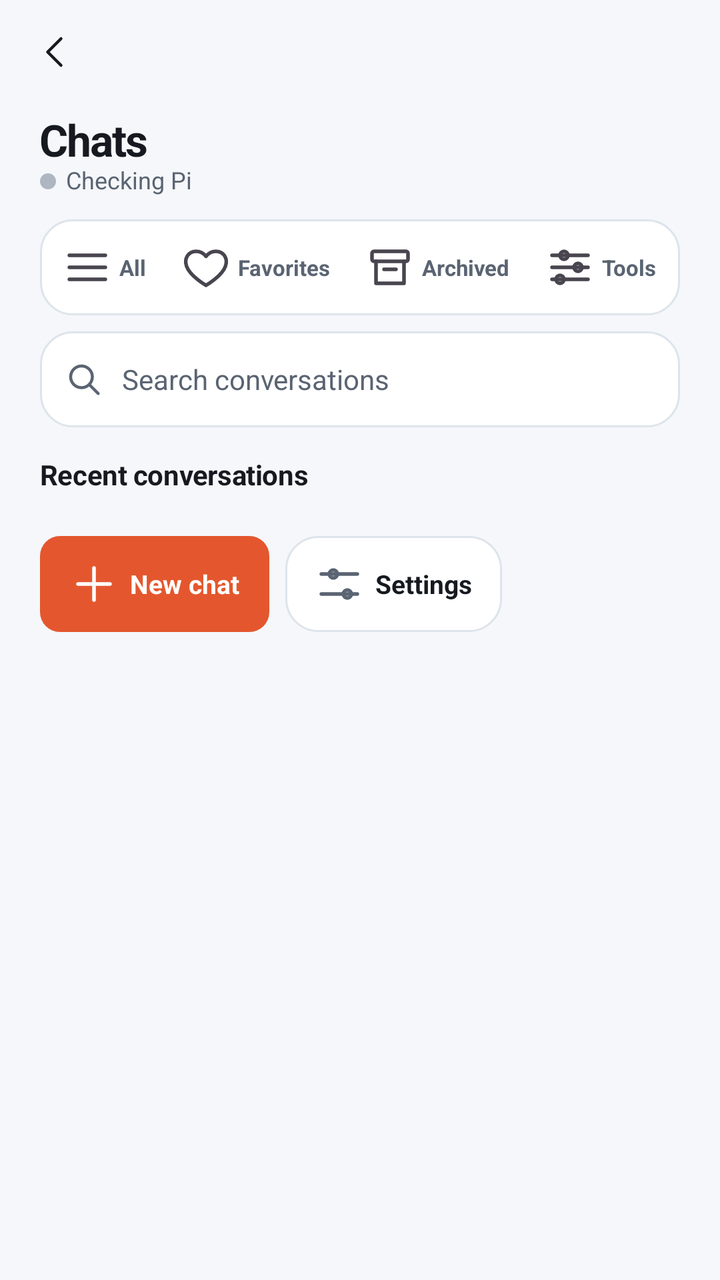
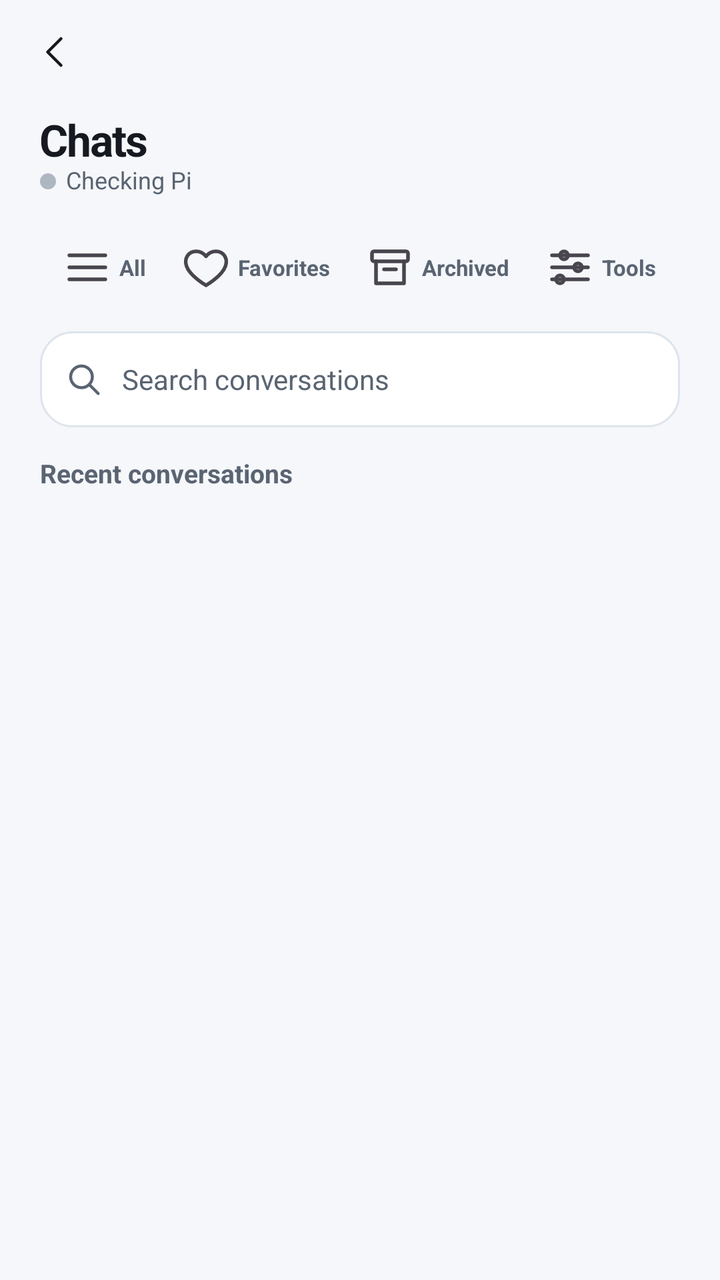

Before-and-after screenshots of an Android layout around one commit, followed by the original layout XML and the change that was made.
<!-- AndroidManifest.xml: application theme Theme.Csync -->
<!-- res/layout/page_chat.xml -->
<?xml version="1.0" encoding="utf-8"?>
<LinearLayout xmlns:android="http://schemas.android.com/apk/res/android"
    xmlns:app="http://schemas.android.com/apk/res-auto"
    android:layout_width="match_parent"
    android:layout_height="match_parent"
    android:orientation="vertical"
    android:background="@color/bg">

    <include android:id="@+id/chat_top" layout="@layout/kit_page_top"/>

    
    <LinearLayout
        android:layout_width="match_parent"
        android:layout_height="wrap_content"
        android:orientation="horizontal"
        android:gravity="center_vertical"
        android:paddingStart="@dimen/kit_gutter" android:paddingEnd="12dp"
        android:paddingTop="6dp" android:paddingBottom="4dp">
        <TextView android:id="@+id/chat_back"
            android:layout_width="48dp" android:layout_height="48dp"
            android:gravity="center" android:text=""
            android:drawableStart="@drawable/csi_back" android:drawableTint="@color/text"
            android:contentDescription="Back to conversations"
            android:textColor="@color/text" android:visibility="gone"
            android:background="?attr/selectableItemBackgroundBorderless"/>
        <LinearLayout android:layout_width="0dp" android:layout_weight="1" android:layout_height="wrap_content"
            android:orientation="vertical">
            <LinearLayout android:layout_width="match_parent" android:layout_height="wrap_content"
                android:orientation="horizontal" android:gravity="center_vertical">
                <TextView android:id="@+id/chat_title"
                    android:layout_width="0dp" android:layout_weight="1" android:layout_height="wrap_content"
                    style="@style/Kit.Text.PageTitle" android:text="Chats"/>
                <EditText android:id="@+id/chat_title_edit"
                    android:layout_width="0dp" android:layout_weight="1" android:layout_height="wrap_content"
                    android:singleLine="true" android:imeOptions="actionDone" android:visibility="gone"
                    android:textSize="22sp" android:textStyle="bold" android:textColor="@color/text"/>
                <ImageView android:id="@+id/chat_edit"
                    android:layout_width="48dp" android:layout_height="48dp" android:padding="14dp"
                    android:src="@drawable/csi_edit" app:tint="@color/dim"
                    android:contentDescription="Edit conversation title" android:visibility="gone"
                    android:background="?attr/selectableItemBackgroundBorderless"/>
                <ImageView android:id="@+id/chat_favorite"
                    android:layout_width="48dp" android:layout_height="48dp" android:padding="14dp"
                    android:src="@drawable/csi_favorite" app:tint="@color/dim"
                    android:contentDescription="Favorite conversation" android:visibility="gone"
                    android:background="?attr/selectableItemBackgroundBorderless"/>
                <ImageView android:id="@+id/chat_archive"
                    android:layout_width="48dp" android:layout_height="48dp" android:padding="14dp"
                    android:src="@drawable/csi_archive" app:tint="@color/dim"
                    android:contentDescription="Archive conversation" android:visibility="gone"
                    android:background="?attr/selectableItemBackgroundBorderless"/>
            </LinearLayout>
            <LinearLayout android:layout_width="match_parent" android:layout_height="wrap_content"
                android:orientation="horizontal" android:gravity="center_vertical">
                <View android:id="@+id/chat_presence_dot" android:layout_width="8dp"
                    android:layout_height="8dp" android:layout_marginEnd="5dp"
                    android:background="@drawable/dot_circle"/>
                <TextView android:id="@+id/chat_subtitle"
                    android:layout_width="wrap_content" android:layout_height="wrap_content"
                    style="@style/Kit.Text.PageSub" android:text="Checking Pi"/>
            </LinearLayout>
        </LinearLayout>
    </LinearLayout>

    
    <LinearLayout
        android:id="@+id/chat_filterbar"
        android:layout_width="match_parent"
        android:layout_height="wrap_content"
        android:orientation="vertical"
        android:paddingStart="@dimen/kit_gutter" android:paddingEnd="@dimen/kit_gutter"
        android:paddingTop="8dp" android:paddingBottom="0dp">
        <HorizontalScrollView android:layout_width="match_parent" android:layout_height="wrap_content"
            android:fillViewport="true" android:scrollbars="none"
            android:background="@drawable/card_bg">
        <LinearLayout android:layout_width="wrap_content" android:layout_height="wrap_content"
            android:orientation="horizontal" android:gravity="center">
            <TextView android:id="@+id/chat_filter_all" style="@style/CsyncChatTab"
                android:drawableStart="@drawable/csi_menu" android:drawablePadding="4dp"
                android:text="All"/>
            <TextView android:id="@+id/chat_toggle_fav" style="@style/CsyncChatTab"
                android:drawableStart="@drawable/csi_favorite" android:drawablePadding="4dp"
                android:text="Favorites"/>
            <TextView android:id="@+id/chat_toggle_archived" style="@style/CsyncChatTab"
                android:drawableStart="@drawable/csi_archive" android:drawablePadding="4dp"
                android:text="Archived"/>
            <TextView android:id="@+id/chat_filter_tools" style="@style/CsyncChatTab"
                android:drawableStart="@drawable/csi_tools" android:drawablePadding="4dp"
                android:text="Tools"/>
        </LinearLayout>
        </HorizontalScrollView>
        <LinearLayout android:id="@+id/chat_search_wrap"
            android:layout_width="match_parent" android:layout_height="48dp"
            android:layout_marginTop="8dp" android:gravity="center_vertical"
            android:paddingStart="12dp" android:paddingEnd="10dp"
            android:background="@drawable/card_bg">
            <ImageView android:layout_width="20dp" android:layout_height="20dp"
                android:src="@drawable/csi_search" app:tint="@color/dim"
                android:importantForAccessibility="no"/>
            <EditText android:id="@+id/chat_search"
                android:layout_width="0dp" android:layout_weight="1" android:layout_height="match_parent"
                android:layout_marginStart="9dp" android:background="@android:color/transparent"
                android:hint="Search conversations" android:textSize="14sp" android:maxLines="1"
                android:inputType="text" android:textColor="@color/text" android:textColorHint="@color/dim"/>
        </LinearLayout>
    </LinearLayout>

    
    <ScrollView
        android:id="@+id/chat_history"
        android:layout_width="match_parent"
        android:layout_height="0dp"
        android:layout_weight="1"
        android:paddingStart="@dimen/kit_gutter" android:paddingEnd="@dimen/kit_gutter">
        <LinearLayout android:layout_width="match_parent" android:layout_height="wrap_content"
            android:orientation="vertical">
        <TextView android:id="@+id/chat_recent_heading" style="@style/Kit.Text.Section"
            android:layout_width="match_parent" android:layout_height="wrap_content"
            android:layout_marginTop="16dp" android:layout_marginBottom="8dp"
            android:text="Recent conversations"/>
        <LinearLayout
            android:id="@+id/chat_history_list"
            android:layout_width="match_parent"
            android:layout_height="wrap_content"
            android:orientation="vertical"/>
        <LinearLayout android:id="@+id/chat_tools_list"
            android:layout_width="match_parent" android:layout_height="wrap_content"
            android:orientation="vertical" android:visibility="gone"/>
        <LinearLayout android:id="@+id/chat_list_actions"
            android:layout_width="match_parent" android:layout_height="wrap_content"
            android:orientation="horizontal" android:layout_marginTop="14dp">
            <TextView android:id="@+id/chat_list_new"
                android:layout_width="wrap_content" android:layout_height="48dp"
                android:gravity="center" android:paddingStart="15dp" android:paddingEnd="15dp"
                android:drawableStart="@drawable/csi_plus" android:drawablePadding="6dp"
                android:drawableTint="@color/onAccent" android:text="New chat"
                android:textSize="13sp" android:textStyle="bold" android:textColor="@color/onAccent"
                android:background="@drawable/player_primary_bg"/>
            <TextView android:id="@+id/chat_list_settings"
                android:layout_width="wrap_content" android:layout_height="48dp"
                android:layout_marginStart="8dp" android:gravity="center"
                android:paddingStart="15dp" android:paddingEnd="15dp"
                android:drawableStart="@drawable/csi_sliders" android:drawablePadding="6dp"
                android:drawableTint="@color/dim" android:text="Settings"
                android:textSize="13sp" android:textStyle="bold" android:textColor="@color/text"
                android:background="@drawable/card_bg"/>
        </LinearLayout>
        </LinearLayout>
    </ScrollView>

    
    <LinearLayout
        android:id="@+id/chat_convo"
        android:layout_width="match_parent"
        android:layout_height="0dp"
        android:layout_weight="1"
        android:orientation="vertical"
        android:visibility="gone">

        <ScrollView
            android:id="@+id/chat_scroll"
            android:layout_width="match_parent"
            android:layout_height="0dp"
            android:layout_weight="1"
            android:paddingStart="14dp" android:paddingEnd="14dp"
            android:paddingTop="4dp" android:paddingBottom="6dp">
            <LinearLayout
                android:id="@+id/chat_list"
                android:layout_width="match_parent"
                android:layout_height="wrap_content"
                android:orientation="vertical"
                android:paddingTop="0dp"
                android:paddingBottom="8dp"/>
        </ScrollView>

        
        <LinearLayout
            android:layout_width="match_parent"
            android:layout_height="wrap_content"
            android:orientation="vertical"
            android:background="@color/bg">
            <HorizontalScrollView android:layout_width="match_parent" android:layout_height="wrap_content"
                android:scrollbars="none" android:paddingStart="8dp" android:paddingEnd="8dp">
                <com.google.android.material.chip.ChipGroup android:id="@+id/chat_attachments"
                    android:layout_width="wrap_content" android:layout_height="wrap_content"
                    app:singleLine="true" android:visibility="gone"/>
            </HorizontalScrollView>
            <FrameLayout
                android:id="@+id/chat_expand"
                android:layout_width="match_parent"
                android:layout_height="18dp"
                android:visibility="gone">
                <View android:layout_width="36dp" android:layout_height="4dp"
                    android:layout_gravity="center" android:background="@drawable/kit_handle"/>
            </FrameLayout>
            <LinearLayout
                android:layout_width="match_parent"
                android:layout_height="wrap_content"
                android:orientation="horizontal"
                android:gravity="center_vertical"
                android:paddingStart="8dp" android:paddingEnd="8dp"
                android:paddingTop="6dp" android:paddingBottom="6dp">
                <ImageView
                    android:id="@+id/chat_attach"
                    android:layout_width="40dp" android:layout_height="40dp"
                    android:layout_marginEnd="6dp" android:padding="10dp"
                    android:src="@drawable/csi_plus" app:tint="@color/text"
                    android:contentDescription="Add to message"
                    android:background="@drawable/kit_action_bg"/>
                <EditText
                    android:id="@+id/chat_input"
                    android:layout_width="0dp"
                    android:layout_height="wrap_content" android:minHeight="44dp"
                    android:layout_weight="1"
                    android:hint="Message the Pi" android:paddingStart="12dp" android:paddingEnd="12dp"
                    android:paddingTop="10dp" android:paddingBottom="10dp"
                    android:background="@drawable/card_bg"
                    android:gravity="top|start"
                    android:inputType="textMultiLine|textCapSentences"
                    android:minLines="1"
                    android:maxLines="1"
                    android:scrollbars="vertical"
                    android:textSize="14sp"
                    android:textColor="@color/text"
                    android:textColorHint="@color/dim"/>
                <ImageView
                    android:id="@+id/chat_send"
                    android:layout_width="44dp" android:layout_height="44dp"
                    android:layout_marginStart="6dp" android:padding="12dp"
                    android:src="@drawable/csi_send" app:tint="@color/onAccent"
                    android:contentDescription="Send message"
                    android:background="@drawable/chat_send_bg"/>
            </LinearLayout>
        </LinearLayout>
    </LinearLayout>
</LinearLayout>
<!-- res/layout/kit_page_top.xml (included above) -->
<?xml version="1.0" encoding="utf-8"?>
<LinearLayout xmlns:android="http://schemas.android.com/apk/res/android"
    xmlns:app="http://schemas.android.com/apk/res-auto"
    android:id="@+id/kit_top"
    android:layout_width="match_parent" android:layout_height="@dimen/kit_top_height"
    android:orientation="horizontal" android:gravity="center_vertical"
    android:paddingStart="4dp" android:paddingEnd="4dp" android:background="@color/bg">
    <ImageView android:id="@+id/kit_back"
        android:layout_width="48dp" android:layout_height="48dp" android:padding="14dp"
        android:src="@drawable/csi_back" app:tint="@color/text"
        android:contentDescription="Back"
        android:background="?attr/selectableItemBackgroundBorderless"/>
    <HorizontalScrollView android:id="@+id/kit_crumbs_scroll"
        android:layout_width="0dp" android:layout_weight="1" android:layout_height="match_parent"
        android:scrollbars="none" android:overScrollMode="never">
        <LinearLayout android:id="@+id/kit_crumbs"
            android:layout_width="wrap_content" android:layout_height="match_parent"
            android:orientation="horizontal" android:gravity="center_vertical"/>
    </HorizontalScrollView>
    <LinearLayout android:id="@+id/kit_actions"
        android:layout_width="wrap_content" android:layout_height="match_parent"
        android:orientation="horizontal" android:gravity="center_vertical"/>
</LinearLayout>
<!-- resources referenced by this layout -->
<resources>
  <color name="bg">#F5F7FA</color>
  <color name="dim">#5A6472</color>
  <color name="onAccent">#FFFFFF</color>
  <color name="text">#161A20</color>
  <dimen name="kit_gutter">20dp</dimen>
  <dimen name="kit_top_height">52dp</dimen>
  <!-- drawable card_bg (drawable) -->
  <?xml version="1.0" encoding="utf-8"?>
  <shape xmlns:android="http://schemas.android.com/apk/res/android" android:shape="rectangle">
      <solid android:color="@color/surface"/>
      <corners android:radius="16dp"/>
      <stroke android:width="1dp" android:color="@color/border"/>
  </shape>
  <!-- drawable chat_send_bg (drawable) -->
  <shape xmlns:android="http://schemas.android.com/apk/res/android">
      <solid android:color="?attr/colorPrimary"/>
      <corners android:radius="14dp"/>
  </shape>
  <!-- drawable csi_sliders (drawable) -->
  <?xml version="1.0" encoding="utf-8"?>
  <vector xmlns:android="http://schemas.android.com/apk/res/android"
      android:width="24dp" android:height="24dp"
      android:viewportWidth="24" android:viewportHeight="24"
      android:tint="?attr/colorControlNormal">
      <path android:strokeColor="#FF000000" android:strokeWidth="1.8" android:strokeLineCap="round" android:strokeLineJoin="round" android:fillColor="#00000000" android:pathData="M3 7h18M3 17h18"/>
      <path android:strokeColor="#FF000000" android:strokeWidth="1.8" android:strokeLineCap="round" android:strokeLineJoin="round" android:fillColor="#00000000" android:pathData="M7,7a2,2 0 1,0 4,0a2,2 0 1,0 -4,0z"/>
      <path android:strokeColor="#FF000000" android:strokeWidth="1.8" android:strokeLineCap="round" android:strokeLineJoin="round" android:fillColor="#00000000" android:pathData="M14,17a2,2 0 1,0 4,0a2,2 0 1,0 -4,0z"/>
  </vector>
  <!-- drawable dot_circle (drawable) -->
  <?xml version="1.0" encoding="utf-8"?>
  <shape xmlns:android="http://schemas.android.com/apk/res/android" android:shape="oval">
      <solid android:color="@color/offline"/>
      <size android:width="10dp" android:height="10dp"/>
  </shape>
  <!-- drawable kit_action_bg (drawable) -->
  <?xml version="1.0" encoding="utf-8"?>
  <ripple xmlns:android="http://schemas.android.com/apk/res/android" android:color="?attr/colorControlHighlight">
      <item>
          <shape android:shape="rectangle">
              <corners android:radius="10dp"/>
              <stroke android:width="1dp" android:color="@color/border"/>
          </shape>
      </item>
  </ripple>
  <!-- drawable kit_handle (drawable) -->
  <?xml version="1.0" encoding="utf-8"?>
  <shape xmlns:android="http://schemas.android.com/apk/res/android" android:shape="rectangle">
      <solid android:color="@color/border"/>
      <corners android:radius="2dp"/>
  </shape>
  <!-- drawable player_primary_bg (drawable) -->
  <shape xmlns:android="http://schemas.android.com/apk/res/android">
      <solid android:color="?attr/colorPrimary"/>
      <corners android:radius="10dp"/>
  </shape>
  <style name="Kit.Text.PageSub">
          <item name="android:textSize">12sp</item>
          <item name="android:textColor">@color/dim</item>
          <item name="android:lineSpacingMultiplier">1.2</item>
      </style>
  <style name="Kit.Text.PageTitle">
          <item name="android:textSize">22sp</item>
          <item name="android:textStyle">bold</item>
          <item name="android:letterSpacing">-0.03</item>
      </style>
  <style name="Kit.Text.Section">
          <item name="android:textSize">14sp</item>
          <item name="android:textStyle">bold</item>
          <item name="android:textColor">@color/text</item>
          <item name="android:letterSpacing">-0.01</item>
          <item name="android:textAllCaps">false</item>
      </style>
  <color name="surface">#FFFFFF</color>
  <color name="border">#DDE4EC</color>
  <color name="offline">#AEB6C2</color>
  <color name="coral">#E4572E</color>
  <color name="splash_bg">#0F1216</color>
  <!-- unchanged entries left out for length: 12 -->
</resources>

<!-- the commit's change to res/layout/page_chat.xml (unified diff, before → after) -->
@@ -71,8 +71,7 @@
         android:paddingStart="@dimen/kit_gutter" android:paddingEnd="@dimen/kit_gutter"
         android:paddingTop="8dp" android:paddingBottom="0dp">
         <HorizontalScrollView android:layout_width="match_parent" android:layout_height="wrap_content"
-            android:fillViewport="true" android:scrollbars="none"
-            android:background="@drawable/card_bg">
+            android:fillViewport="true" android:scrollbars="none">
         <LinearLayout android:layout_width="wrap_content" android:layout_height="wrap_content"
             android:orientation="horizontal" android:gravity="center">
             <TextView android:id="@+id/chat_filter_all" style="@style/CsyncChatTab"
@@ -126,25 +125,6 @@
         <LinearLayout android:id="@+id/chat_tools_list"
             android:layout_width="match_parent" android:layout_height="wrap_content"
             android:orientation="vertical" android:visibility="gone"/>
-        <LinearLayout android:id="@+id/chat_list_actions"
-            android:layout_width="match_parent" android:layout_height="wrap_content"
-            android:orientation="horizontal" android:layout_marginTop="14dp">
-            <TextView android:id="@+id/chat_list_new"
-                android:layout_width="wrap_content" android:layout_height="48dp"
-                android:gravity="center" android:paddingStart="15dp" android:paddingEnd="15dp"
-                android:drawableStart="@drawable/csi_plus" android:drawablePadding="6dp"
-                android:drawableTint="@color/onAccent" android:text="New chat"
-                android:textSize="13sp" android:textStyle="bold" android:textColor="@color/onAccent"
-                android:background="@drawable/player_primary_bg"/>
-            <TextView android:id="@+id/chat_list_settings"
-                android:layout_width="wrap_content" android:layout_height="48dp"
-                android:layout_marginStart="8dp" android:gravity="center"
-                android:paddingStart="15dp" android:paddingEnd="15dp"
-                android:drawableStart="@drawable/csi_sliders" android:drawablePadding="6dp"
-                android:drawableTint="@color/dim" android:text="Settings"
-                android:textSize="13sp" android:textStyle="bold" android:textColor="@color/text"
-                android:background="@drawable/card_bg"/>
-        </LinearLayout>
         </LinearLayout>
     </ScrollView>
 
<!-- resource entries referenced after the edit -->
@@ -18,16 +18,6 @@
       <solid android:color="?attr/colorPrimary"/>
       <corners android:radius="14dp"/>
   </shape>
-  <!-- drawable csi_sliders (drawable) -->
-  <?xml version="1.0" encoding="utf-8"?>
-  <vector xmlns:android="http://schemas.android.com/apk/res/android"
-      android:width="24dp" android:height="24dp"
-      android:viewportWidth="24" android:viewportHeight="24"
-      android:tint="?attr/colorControlNormal">
-      <path android:strokeColor="#FF000000" android:strokeWidth="1.8" android:strokeLineCap="round" android:strokeLineJoin="round" android:fillColor="#00000000" android:pathData="M3 7h18M3 17h18"/>
-      <path android:strokeColor="#FF000000" android:strokeWidth="1.8" android:strokeLineCap="round" android:strokeLineJoin="round" android:fillColor="#00000000" android:pathData="M7,7a2,2 0 1,0 4,0a2,2 0 1,0 -4,0z"/>
-      <path android:strokeColor="#FF000000" android:strokeWidth="1.8" android:strokeLineCap="round" android:strokeLineJoin="round" android:fillColor="#00000000" android:pathData="M14,17a2,2 0 1,0 4,0a2,2 0 1,0 -4,0z"/>
-  </vector>
   <!-- drawable dot_circle (drawable) -->
   <?xml version="1.0" encoding="utf-8"?>
   <shape xmlns:android="http://schemas.android.com/apk/res/android" android:shape="oval">
@@ -50,11 +40,6 @@
       <solid android:color="@color/border"/>
       <corners android:radius="2dp"/>
   </shape>
-  <!-- drawable player_primary_bg (drawable) -->
-  <shape xmlns:android="http://schemas.android.com/apk/res/android">
-      <solid android:color="?attr/colorPrimary"/>
-      <corners android:radius="10dp"/>
-  </shape>
   <style name="Kit.Text.PageSub">
           <item name="android:textSize">12sp</item>
           <item name="android:textColor">@color/dim</item>
@@ -66,10 +51,9 @@
           <item name="android:letterSpacing">-0.03</item>
       </style>
   <style name="Kit.Text.Section">
-          <item name="android:textSize">14sp</item>
+          <item name="android:textSize">13sp</item>
           <item name="android:textStyle">bold</item>
-          <item name="android:textColor">@color/text</item>
-          <item name="android:letterSpacing">-0.01</item>
+          <item name="android:textColor">@color/dim</item>
           <item name="android:textAllCaps">false</item>
       </style>
   <color name="surface">#FFFFFF</color>
